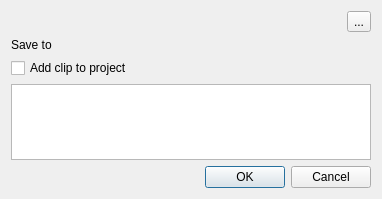
Before: the Qt Designer form src/ui/cutjobdialog_ui.ui in KDE/kdenlive, drawn with Qt 5.
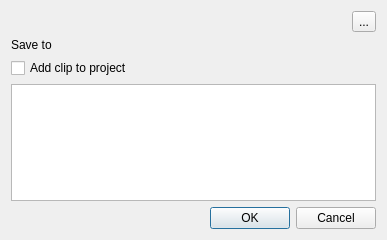
After: the same form once the commit is applied. Custom widgets are drawn as their Qt base class.

Commit message: Fix selecting path for export audio BUG: 360667

What changed in the file:
```diff
--- a/src/ui/cutjobdialog_ui.ui
+++ b/src/ui/cutjobdialog_ui.ui
@@ -6,24 +6,22 @@
    <rect>
     <x>0</x>
     <y>0</y>
-    <width>382</width>
-    <height>199</height>
+    <width>387</width>
+    <height>240</height>
    </rect>
   </property>
   <property name="windowTitle">
    <string>Cut Clip</string>
   </property>
   <layout class="QGridLayout" name="gridLayout">
-   <item row="0" column="0" colspan="2">
-    <layout class="QHBoxLayout" name="horizontalLayout">
-     <item>
+   <item row="0" column="0" colspan="3">
       <widget class="QLabel" name="info_label">
        <property name="text">
         <string/>
        </property>
       </widget>
      </item>
-     <item>
+   <item row="0" column="3">
       <widget class="QToolButton" name="button_more">
        <property name="toolTip">
         <string>Configure job</string>
@@ -39,8 +37,6 @@
        </property>
       </widget>
      </item>
-    </layout>
-   </item>
    <item row="1" column="0">
     <widget class="QLabel" name="destination_label">
      <property name="text">
@@ -48,17 +44,24 @@
      </property>
     </widget>
    </item>
-   <item row="1" column="1">
-    <widget class="KUrlRequester" name="file_url"/>
+   <item row="1" column="1" colspan="3">
+    <widget class="KUrlRequester" name="file_url">
+     <property name="mode">
+      <set>KFile::File|KFile::LocalOnly</set>
+     </property>
+    </widget>
    </item>
-   <item row="2" column="0" colspan="2">
-    <widget class="QCheckBox" name="add_clip">
-     <property name="text">
-      <string>Add clip to project</string>
+   <item row="3" column="0" colspan="4">
+    <widget class="QTextEdit" name="extra_params">
+     <property name="sizePolicy">
+      <sizepolicy hsizetype="Expanding" vsizetype="Preferred">
+       <horstretch>0</horstretch>
+       <verstretch>0</verstretch>
+      </sizepolicy>
      </property>
     </widget>
    </item>
-   <item row="4" column="0">
+   <item row="4" column="1">
     <spacer name="verticalSpacer">
      <property name="orientation">
       <enum>Qt::Vertical</enum>
@@ -71,7 +74,7 @@
      </property>
     </spacer>
    </item>
-   <item row="5" column="0" colspan="2">
+   <item row="4" column="2" colspan="2">
     <widget class="QDialogButtonBox" name="buttonBox">
      <property name="orientation">
       <enum>Qt::Horizontal</enum>
@@ -81,13 +84,10 @@
      </property>
     </widget>
    </item>
-   <item row="3" column="0" colspan="2">
-    <widget class="QTextEdit" name="extra_params">
-     <property name="sizePolicy">
-      <sizepolicy hsizetype="Expanding" vsizetype="Preferred">
-       <horstretch>0</horstretch>
-       <verstretch>0</verstretch>
-      </sizepolicy>
+   <item row="2" column="0" colspan="4">
+    <widget class="QCheckBox" name="add_clip">
+     <property name="text">
+      <string>Add clip to project</string>
      </property>
     </widget>
    </item>
@@ -96,7 +96,7 @@
  <customwidgets>
   <customwidget>
    <class>KUrlRequester</class>
-   <extends>QFrame</extends>
+   <extends>QWidget</extends>
    <header>kurlrequester.h</header>
    <container>1</container>
   </customwidget>
```
Lines whose indentation alone changed are shown as unchanged.
